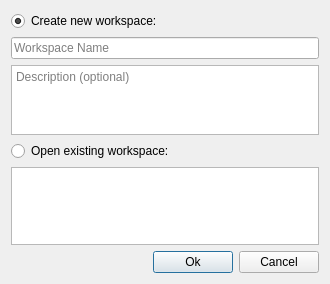
Qt form explorer/Network/WorkspaceSelectionDialog.ui (archnemesis/OSMExplorer) before a commit.
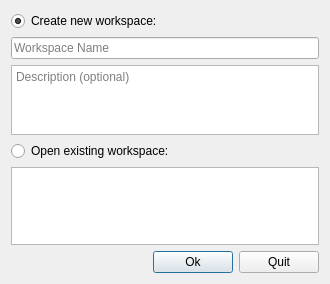
The same form after that commit.

What changed in the file:
```diff
--- a/explorer/Network/WorkspaceSelectionDialog.ui
+++ b/explorer/Network/WorkspaceSelectionDialog.ui
@@ -73,7 +73,7 @@
      <item>
       <widget class="QPushButton" name="cancelButton">
        <property name="text">
-        <string>Cancel</string>
+        <string>Quit</string>
        </property>
       </widget>
      </item>
```
Left out of the diff: 6 changed lines with no effect on the pictures.
